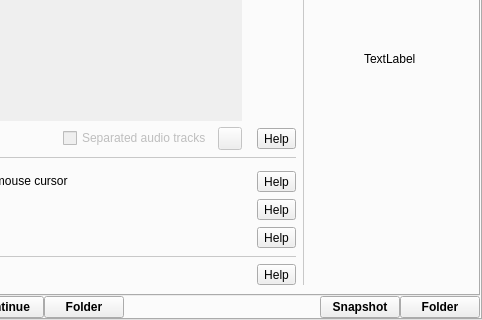
The window that src/wayland/formMainWindow_wl.ui (vkohaupt/vokoscreenNG) describes before a commit, drawn with Qt 5; both pictures show x 412 to 894 and y 221 to 541 of the 894 by 541 pixel window.
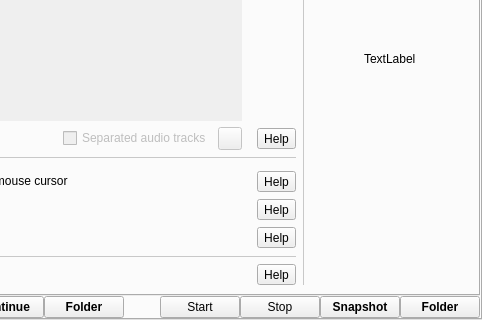
The same window after the commit. Icons and pictures are not drawn.

```diff
--- a/src/wayland/formMainWindow_wl.ui
+++ b/src/wayland/formMainWindow_wl.ui
@@ -2089,6 +2089,20 @@
               </property>
              </spacer>
             </item>
+            <item>
+             <widget class="QPushButton" name="meterStart">
+              <property name="text">
+               <string notr="true">Start</string>
+              </property>
+             </widget>
+            </item>
+            <item>
+             <widget class="QPushButton" name="meterStop">
+              <property name="text">
+               <string notr="true">Stop</string>
+              </property>
+             </widget>
+            </item>
             <item>
              <widget class="QPushButton" name="pushButtonSnapshot_2">
               <property name="font">
```
